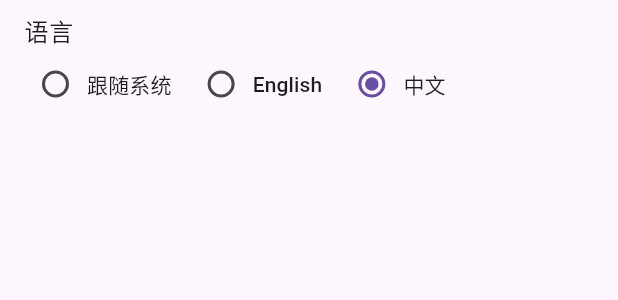
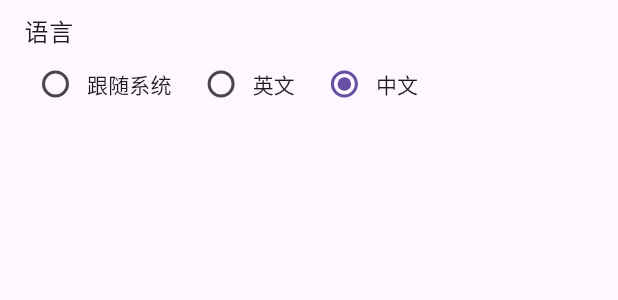
Before and after one commit to sclevin/flutter_chatgpt, a Flutter app: the SettingItemLanguage widget shown alone on an empty page, opened directly, after a tap on "中文", on a phone screen of 412 x 824 dp. Shown: the top 300 px of the screen. Run offline on Flutter 3.47's test engine with Material 3 defaults, Android fonts, the phone set to English and light mode, and no system bars; our stand-ins replace file_picker, floor, flutter_hooks, flutter_svg, freezed_annotation, go_router and 7 more; missing offline and left inert: bitsdojo_window, flutter_math_fork, markdown, markdown_widget, openai_api, record and 1 more; accounts and stored records are empty; generated files the repository leaves out were written again; statements that could not run were skipped.

Commit message:
fix text

```diff
--- a/lib/l10n/app_en.arb
+++ b/lib/l10n/app_en.arb
@@ -4,7 +4,7 @@
   "cancel": "Cancel",
   "chatHistoryTitle": "Chat History",
   "chatInputHint": "Type a message...",
-  "chatScreenTitle": "Chat",
+  "chatScreenTitle": "ChatGPT",
   "delete": "Delete",
   "deleteConfirm": "Are you sure to delete?",
   "errorLabel": "Error",
--- a/lib/l10n/app_zh.arb
+++ b/lib/l10n/app_zh.arb
@@ -4,14 +4,14 @@
   "cancel": "取消",
   "chatHistoryTitle": "记录",
   "chatInputHint": "输入消息…",
-  "chatScreenTitle": "聊天",
+  "chatScreenTitle": "ChatGPT",
   "delete": "删除",
   "deleteConfirm": "你确定要删除么？",
   "errorLabel": "错误",
   "errorMassageInvalidApiKey": "你输入的API Key 不正确。",
   "errorMessageNetworkError": "网络异常，请检查网络是否正常。",
   "holdingToSpeakLabel": "按住说话",
-  "lanEn": "English",
+  "lanEn": "英文",
   "lanSystem": "跟随系统",
   "lanZh": "中文",
   "loading": "加载中...",
--- a/lib/screen/home_screen.dart
+++ b/lib/screen/home_screen.dart
@@ -20,7 +20,7 @@ class HomeScreen extends HookConsumerWidget {
   Widget build(BuildContext context, WidgetRef ref) {
     return Scaffold(
       appBar: AppBar(
-        title: const Text('Chat'),
+        title: Text(appIntl.of(context)!.chatScreenTitle),
         actions: [
           IconButton(
             onPressed: () {
@@ -36,17 +36,22 @@ class HomeScreen extends HookConsumerWidget {
         child: Column(
           crossAxisAlignment: CrossAxisAlignment.stretch,
           children: [
-            DrawerHeader(
-                decoration:
-                    BoxDecoration(color: Theme.of(context).primaryColor),
-                child: const Text(
-                  'Chat History',
-                  style: TextStyle(color: Colors.white, fontSize: 22),
-                )),
+            SizedBox(
+              height: 150,
+              child: DrawerHeader(
+                  decoration:
+                  BoxDecoration(color: Theme.of(context).primaryColor),
+                  child:  Text(
+                    appIntl.of(context)!.chatHistoryTitle,
+                    style: const TextStyle(color: Colors.white, fontSize: 22),
+                  )),
+            ),
+
             const Expanded(child: ChatHistoryWindow()),
+
             ListTile(
               leading: const Icon(Icons.settings_outlined),
-              title: const Text("Settings"),
+              title: Text(appIntl.of(context)!.settingsTitle),
               onTap: () {
                 Navigator.of(context).pop();
                 GoRouter.of(context).push('/settings');
@@ -89,9 +94,9 @@ class DeskTopHomeScreen extends StatelessWidget {
                       showDialog(
                           context: context,
                           builder: (context) {
-                            return const AlertDialog(
-                              title: Text("Settings"),
-                              content: SizedBox(
+                            return  AlertDialog(
+                              title: Text(appIntl.of(context)!.settingsTitle),
+                              content: const SizedBox(
                                 height: 400,
                                 width: 400,
                                 child: SettingWindow(),
```
Also changed, not shown: lib/screen/chat_history_screen.dart (+5 -2 lines), 1 other file.
